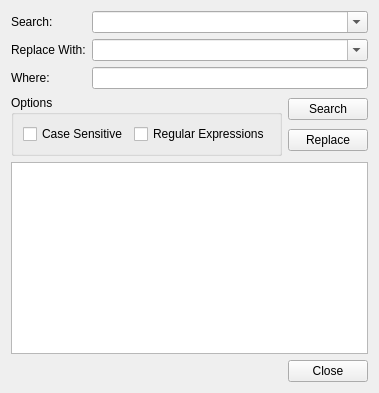
Before: the Qt Designer form src/umbra/components/factory/scriptEditor/ui/Search_In_Files.ui in KelSolaar/Umbra, drawn with Qt 5.
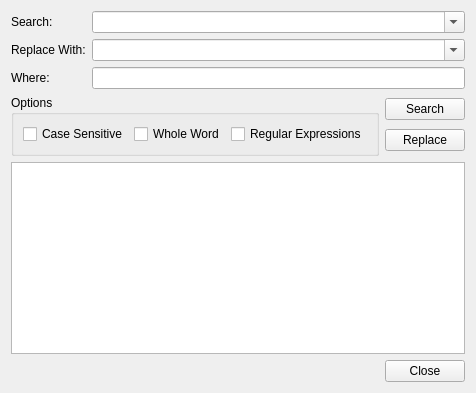
After: the same form once the commit is applied.

Commit message: Refine "scriptEditor" component search in files design.

What changed in the file:
```diff
--- a/src/umbra/components/factory/scriptEditor/ui/Search_In_Files.ui
+++ b/src/umbra/components/factory/scriptEditor/ui/Search_In_Files.ui
@@ -58,7 +58,7 @@
         </property>
        </widget>
       </item>
-      <item row="3" column="1" colspan="3">
+      <item row="3" column="1" colspan="2">
        <widget class="QComboBox" name="Replace_With_comboBox">
         <property name="sizePolicy">
          <sizepolicy hsizetype="Expanding" vsizetype="Fixed">
@@ -77,7 +77,7 @@
         </property>
        </widget>
       </item>
-      <item row="1" column="1" colspan="3">
+      <item row="1" column="1" colspan="2">
        <widget class="QComboBox" name="Search_comboBox">
         <property name="sizePolicy">
          <sizepolicy hsizetype="Expanding" vsizetype="Fixed">
@@ -103,7 +103,13 @@
         </property>
        </widget>
       </item>
-      <item row="4" column="1" colspan="3">
+      <item row="4" column="1" colspan="2">
+       <widget class="QFrame" name="Where_frame">
+        <layout class="QGridLayout" name="Where_frame_gridLayout">
+         <property name="margin">
+          <number>0</number>
+         </property>
+         <item row="0" column="0">
        <widget class="QLineEdit" name="Where_lineEdit">
         <property name="statusTip">
          <string>Where Line Edit: Defines where the search will occur.</string>
@@ -113,6 +119,9 @@
      </layout>
     </widget>
    </item>
+     </layout>
+    </widget>
+   </item>
    <item row="1" column="0">
     <widget class="QGroupBox" name="Options_groupBox">
      <property name="title">
@@ -129,7 +138,17 @@
         </property>
        </widget>
       </item>
-      <item row="0" column="1">
+      <item row="0" column="2">
+       <widget class="QCheckBox" name="Whole_Word_checkBox">
+        <property name="statusTip">
+         <string>Whole Word Check Box: Performs search on whole word only.</string>
+        </property>
+        <property name="text">
+         <string>Whole Word</string>
+        </property>
+       </widget>
+      </item>
+      <item row="0" column="3">
        <widget class="QCheckBox" name="Regular_Expressions_checkBox">
         <property name="statusTip">
          <string>Regular Expressions Check Box: Performs search using regular expressions.</string>
```
Lines whose indentation alone changed are shown as unchanged. The commit also changes 1 other file.
